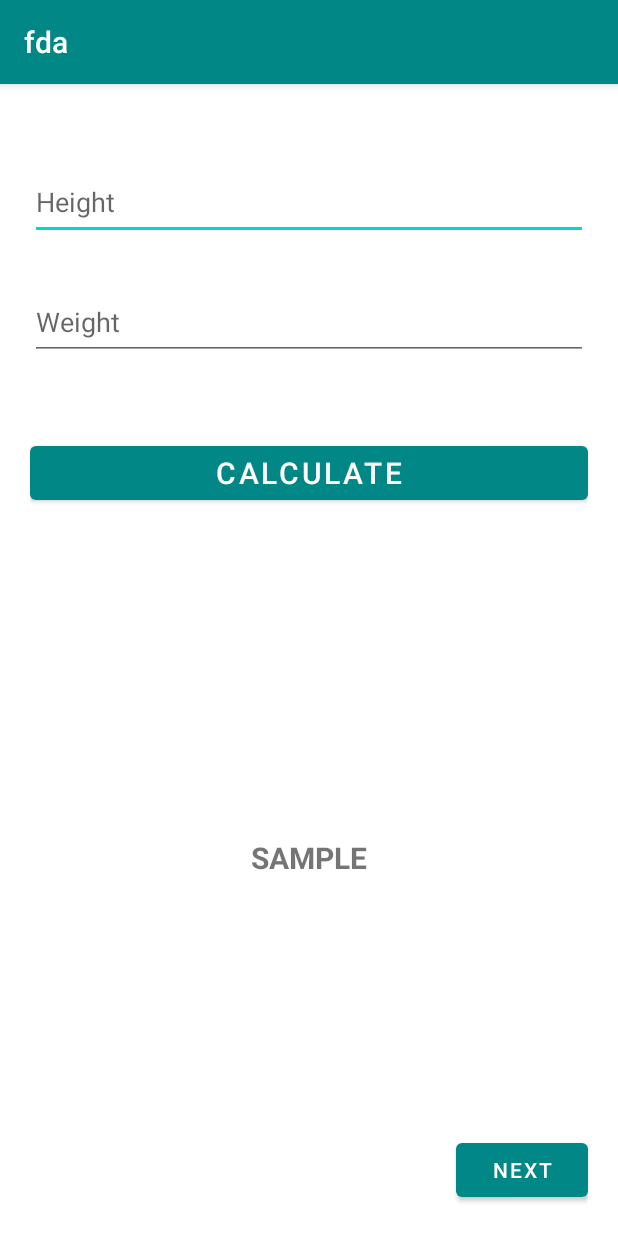
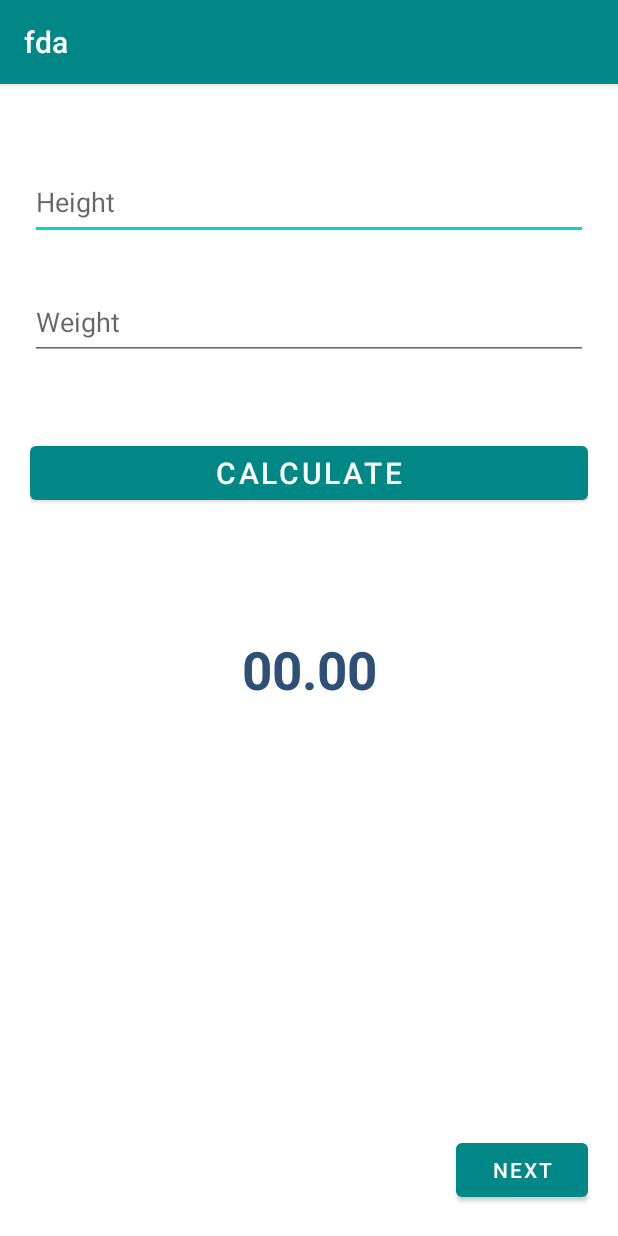
Before and after one commit to marcotargino/BMI-Calculator, an Android app: the screen it shows after launch (MainActivity), on a phone screen of 412 x 824 dp. Run offline under Robolectric (Android 15) with nearby library versions, the phone set to English and light mode, and no system bars.

```diff
--- a/app/src/main/java/com/example/fda/ui/main/MainFragment.kt
+++ b/app/src/main/java/com/example/fda/ui/main/MainFragment.kt
@@ -46,7 +46,11 @@ class MainFragment : Fragment(), View.OnClickListener {
     }
 
     private fun calculate(){
+        val height = editHeight.text.toString().toFloat()
+        val weight = editWeight.text.toString().toFloat()
 
+        val result = weight/(height*height)
+        textBMIResult.text = "${"%.2f".format(result)}"
     }
 
 }
--- a/app/src/main/res/layout/list_fragment.xml
+++ b/app/src/main/res/layout/list_fragment.xml
@@ -16,6 +16,12 @@
         app:layout_constraintTop_toTopOf="parent"
         app:layout_constraintVertical_bias="0.0"/>
 
+    <!--
+        below 18.5 – you're in the underweight range
+        between 18.5 and 24.9 – you're in the healthy weight range
+        between 25 and 29.9 – you're in the overweight range
+        between 30 and 39.9 – you're in the obese range
+    -->
     <TextView
         android:id="@+id/textView"
         android:layout_width="wrap_content"
--- a/app/src/main/res/layout/main_fragment.xml
+++ b/app/src/main/res/layout/main_fragment.xml
@@ -37,13 +37,15 @@
         android:id="@+id/textBMIResult"
         android:layout_width="wrap_content"
         android:layout_height="wrap_content"
-        android:text="@string/sample"
-        android:textSize="20sp"
+        android:text="@string/_00_00"
+        android:textSize="35sp"
         android:textStyle="bold"
+        android:textColor="@color/dark_blue"
         app:layout_constraintBottom_toBottomOf="parent"
         app:layout_constraintEnd_toEndOf="parent"
         app:layout_constraintStart_toStartOf="parent"
-        app:layout_constraintTop_toBottomOf="@+id/calculateButton" />
+        app:layout_constraintTop_toBottomOf="@+id/calculateButton"
+        app:layout_constraintVertical_bias="0.2"/>
 
     <Button
         android:id="@+id/calculateButton"
--- a/app/src/main/res/values/colors.xml
+++ b/app/src/main/res/values/colors.xml
@@ -7,4 +7,5 @@
     <color name="teal_700">#FF018786</color>
     <color name="black">#FF000000</color>
     <color name="white">#FFFFFFFF</color>
+    <color name="dark_blue">#2E5077</color>
 </resources>
--- a/app/src/main/res/values/strings.xml
+++ b/app/src/main/res/values/strings.xml
@@ -16,4 +16,5 @@
     <string name="recipient_e_mail">Recipient e-mail</string>
     <string name="send">Send</string>
     <string name="sample">SAMPLE</string>
+    <string name="_00_00">00.00</string>
 </resources>
```
